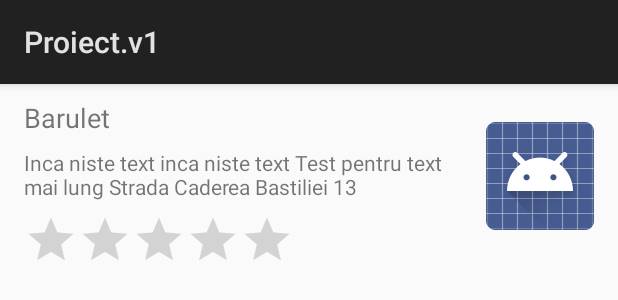
After one commit to mihaigradinescu/ProiectDAM, an Android app: the layout single_item.xml on its own in the app's theme, with its tools: preview values and no code run, on a phone screen of 412 x 824 dp. The commit adds this screen. Shown: the top 300 px of the screen. Run offline under Robolectric (Android 15) with nearby library versions, the phone set to English and light mode, and no system bars; network calls fail.

Commit message:
Final Etapa 2

```diff
--- a/app/build.gradle
+++ b/app/build.gradle
@@ -24,4 +24,8 @@ dependencies {
     testImplementation 'junit:junit:4.12'
     androidTestImplementation 'com.android.support.test:runner:1.0.2'
     androidTestImplementation 'com.android.support.test.espresso:espresso-core:3.0.2'
+    implementation 'com.android.volley:volley:1.1.0'
+    implementation 'com.android.support:design:28.0.0'
+    implementation 'com.android.support:appcompat-v7:28.0.0'
+    implementation 'com.squareup.picasso:picasso:2.71828'
 }
--- a/app/src/main/AndroidManifest.xml
+++ b/app/src/main/AndroidManifest.xml
@@ -1,6 +1,8 @@
 <?xml version="1.0" encoding="utf-8"?>
 <manifest xmlns:android="http://schemas.android.com/apk/res/android"
     package="ro.gradi.proiectv1">
+
+    <uses-permission android:name="android.permission.INTERNET"></uses-permission>
 
     <application
         android:allowBackup="true"
@@ -24,7 +26,8 @@
         <activity android:name=".Quiz1Activity" />
         <activity android:name=".Quiz2Activity" />
         <activity android:name=".Quiz3Activity" />
-        <activity android:name=".Quiz4Activity"></activity>
+        <activity android:name=".Quiz4Activity" />
+        <activity android:name=".HaveABeerInsteadActivity"></activity>
     </application>
 
 </manifest>
--- a/app/src/main/java/ro/gradi/proiectv1/MyProfileActivity.java
+++ b/app/src/main/java/ro/gradi/proiectv1/MyProfileActivity.java
@@ -28,6 +28,11 @@ public class MyProfileActivity extends Activity {
         startActivity(intent);
     }
 
+    public void goToHaveBeer(View view){
+        Intent intent = new Intent(this, HaveABeerInsteadActivity.class);
+        startActivity(intent);
+    }
+
     public void goToReview(View view) {
         Intent intent = new Intent(this, ReviewActivity.class);
         startActivity(intent);
--- /dev/null
+++ b/app/src/main/res/layout/single_item.xml
@@ -0,0 +1,57 @@
+<?xml version="1.0" encoding="utf-8"?>
+<android.support.constraint.ConstraintLayout xmlns:android="http://schemas.android.com/apk/res/android"
+    xmlns:app="http://schemas.android.com/apk/res-auto"
+    xmlns:tools="http://schemas.android.com/tools"
+    android:id="@+id/linearLayout"
+    android:layout_width="match_parent"
+    android:layout_height="wrap_content">
+
+    <TextView
+        android:id="@+id/main_name"
+        android:layout_width="0dp"
+        android:layout_height="wrap_content"
+        android:layout_marginStart="16dp"
+        android:layout_marginTop="10dp"
+        android:textSize="18sp"
+        app:layout_constraintStart_toStartOf="parent"
+        app:layout_constraintTop_toTopOf="parent"
+        app:layout_constraintEnd_toStartOf="@id/main_icon"
+        app:layout_constraintVertical_chainStyle="packed"
+        tools:text="Barulet" />
+
+    <TextView
+        android:id="@+id/main_vicinity"
+        android:layout_width="0dp"
+        android:layout_height="wrap_content"
+        android:layout_marginStart="16dp"
+        android:layout_marginTop="8dp"
+        android:layout_marginEnd="16dp"
+        app:layout_constraintEnd_toStartOf="@id/main_icon"
+        app:layout_constraintStart_toStartOf="parent"
+        app:layout_constraintTop_toBottomOf="@+id/main_name"
+        tools:text="Inca niste text inca niste text Test pentru text mai lung Strada Caderea Bastiliei 13" />
+
+    <RatingBar
+        android:id="@+id/main_rating"
+        style="@style/Widget.AppCompat.RatingBar.Indicator"
+        android:layout_width="wrap_content"
+        android:layout_height="wrap_content"
+        android:layout_marginStart="16dp"
+        android:layout_marginTop="8dp"
+        android:isIndicator="true"
+        android:numStars="5"
+        android:stepSize="0.1"
+        app:layout_constraintStart_toStartOf="parent"
+        app:layout_constraintTop_toBottomOf="@+id/main_vicinity" />
+
+    <ImageView
+        android:id="@+id/main_icon"
+        android:layout_width="wrap_content"
+        android:layout_height="72dp"
+        android:layout_marginRight="16dp"
+        app:layout_constraintBottom_toBottomOf="parent"
+        app:layout_constraintRight_toRightOf="parent"
+        app:layout_constraintTop_toTopOf="parent"
+        android:src="@android:drawable/sym_def_app_icon"
+        app:srcCompat="@android:drawable/sym_def_app_icon" />
+</android.support.constraint.ConstraintLayout>
```
Also changed, not shown: app/src/main/java/ro/gradi/bere/BarsAroundCSIE.java (added, +50 -0 lines), app/src/main/java/ro/gradi/bere/BeerAdapter.java (added, +68 -0 lines), app/src/main/java/ro/gradi/proiectv1/HaveABeerInsteadActivity.java (added, +117 -0 lines), app/src/main/res/layout/activity_have_abeer_instead.xml (added, +15 -0 lines), app/src/main/res/layout/activity_my_profile.xml (+19 -4 lines).
